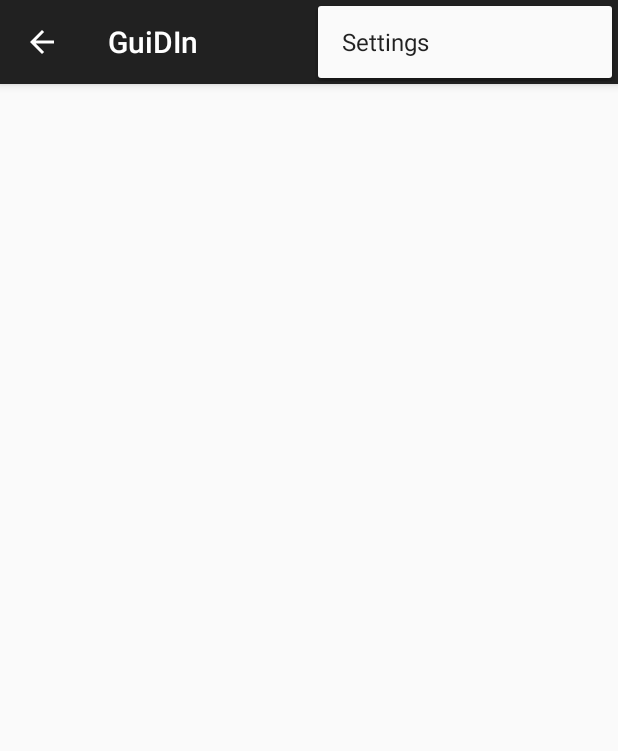
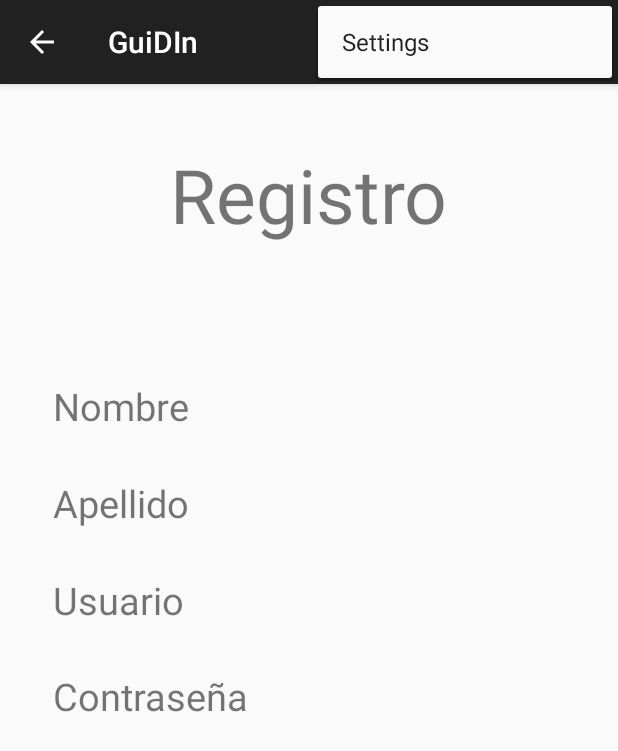
Before and after one commit to lendoly/GuiDIn, an Android app: the Register screen opened directly, with no data from a screen before it, with the options menu open, on a phone screen of 412 x 824 dp. Shown: the top 751 px of the screen. Run offline under Robolectric (Android 15) with nearby library versions, the light colour scheme and no system bars; 2 statements that could not run were skipped.

Commit message:
interfaz registro
interfaz registro

```diff
--- a/GuiDIn/app/src/main/res/layout/activity_register.xml
+++ b/GuiDIn/app/src/main/res/layout/activity_register.xml
@@ -9,16 +9,61 @@
     <RelativeLayout android:id="@+id/container" android:layout_width="match_parent"
         android:layout_height="match_parent" >
 
+        <TextView
+            android:layout_width="wrap_content"
+            android:layout_height="wrap_content"
+            android:text="@string/registro"
+            android:id="@+id/textViewRegister"
+            android:layout_marginTop="40sp"
+            android:textSize="50sp"
+            android:layout_centerHorizontal="true"/>
 
         <TextView
             android:layout_width="wrap_content"
             android:layout_height="wrap_content"
-            tools:text="@string/registro"
-            android:id="@+id/textViewRegister"
-            android:layout_below="@+id/section_label"
-            android:layout_centerHorizontal="true"
-            android:layout_marginTop="40dp"
-            android:textSize="50sp" />
+            android:text="Nombre"
+            android:id="@+id/textViewName"
+            android:layout_below="@+id/textViewRegister"
+            android:layout_alignParentLeft="true"
+            android:layout_alignParentStart="true"
+            android:layout_marginLeft="35dp"
+            android:layout_marginStart="35dp"
+            android:layout_marginTop="90dp"
+            android:textSize="25sp" />
+
+        <TextView
+            android:layout_width="wrap_content"
+            android:layout_height="wrap_content"
+            android:text="Apellido"
+            android:id="@+id/textViewLastName"
+            android:textSize="25sp"
+            android:layout_marginTop="30dp"
+            android:layout_below="@+id/textViewName"
+            android:layout_alignLeft="@+id/textViewName"
+            android:layout_alignStart="@+id/textViewName" />
+
+        <TextView
+            android:layout_width="wrap_content"
+            android:layout_height="wrap_content"
+            android:text="Usuario"
+            android:id="@+id/textViewUser"
+            android:layout_below="@+id/textViewLastName"
+            android:layout_alignLeft="@+id/textViewLastName"
+            android:layout_alignStart="@+id/textViewLastName"
+            android:layout_marginTop="30dp"
+            android:textSize="25sp" />
+
+        <TextView
+            android:layout_width="wrap_content"
+            android:layout_height="wrap_content"
+            android:text="Contraseña"
+            android:id="@+id/textViewPassword"
+            android:layout_below="@+id/textViewUser"
+            android:layout_alignLeft="@+id/textViewUser"
+            android:layout_alignStart="@+id/textViewUser"
+            android:layout_marginTop="29dp"
+            android:textSize="25sp" />
+
 
     </RelativeLayout>
 
@@ -27,12 +72,12 @@
          languages and on the right side for right-to-left languages.
          If you're not building against API 17 or higher, use
          android:layout_gravity="left" instead. -->
-    <!-- The drawer is given a fixed width in dp and extends the full height of
+    <!-- The drawer is given a fixed width in sp and extends the full height of
          the container. -->
     <fragment android:id="@+id/navigation_drawer"
         android:layout_width="@dimen/navigation_drawer_width" android:layout_height="match_parent"
         android:layout_gravity="start"
         android:name="com.example.jorge.guidin.NavigationDrawerFragment"
-        tools:layout="@layout/fragment_navigation_drawer2" />
+        tools:layout="@layout/fragment_navigation_drawer" />
 
 </android.support.v4.widget.DrawerLayout>
--- a/GuiDIn/app/src/main/res/values/strings.xml
+++ b/GuiDIn/app/src/main/res/values/strings.xml
@@ -16,5 +16,7 @@
     <string name="recordar_credenciales">Recordar credenciales</string>
     <string name="usuario">Usuario</string>
     <string name="contraseña">Contraseña</string>
+    <string name="nombre">Nombre</string>
+    <string name="apellido">Apellido</string>
 
 </resources>
```
Also changed, not shown: GuiDIn/app/src/main/java/com/example/jorge/guidin/Register.java (+2 -5 lines), 1 other file.
